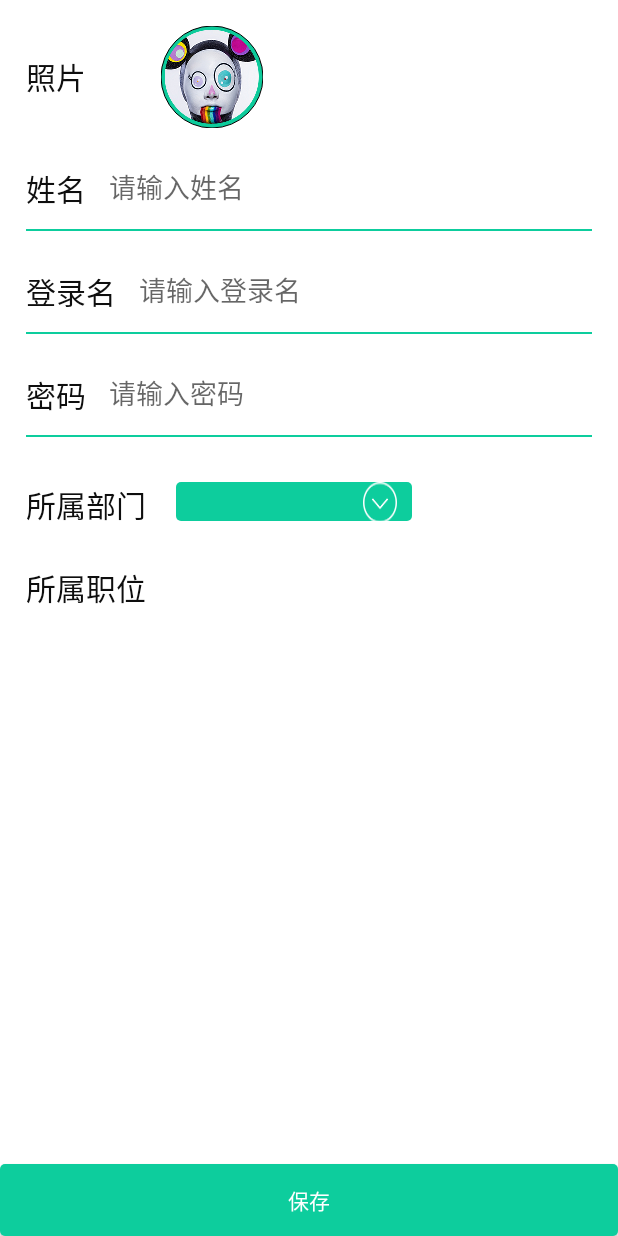
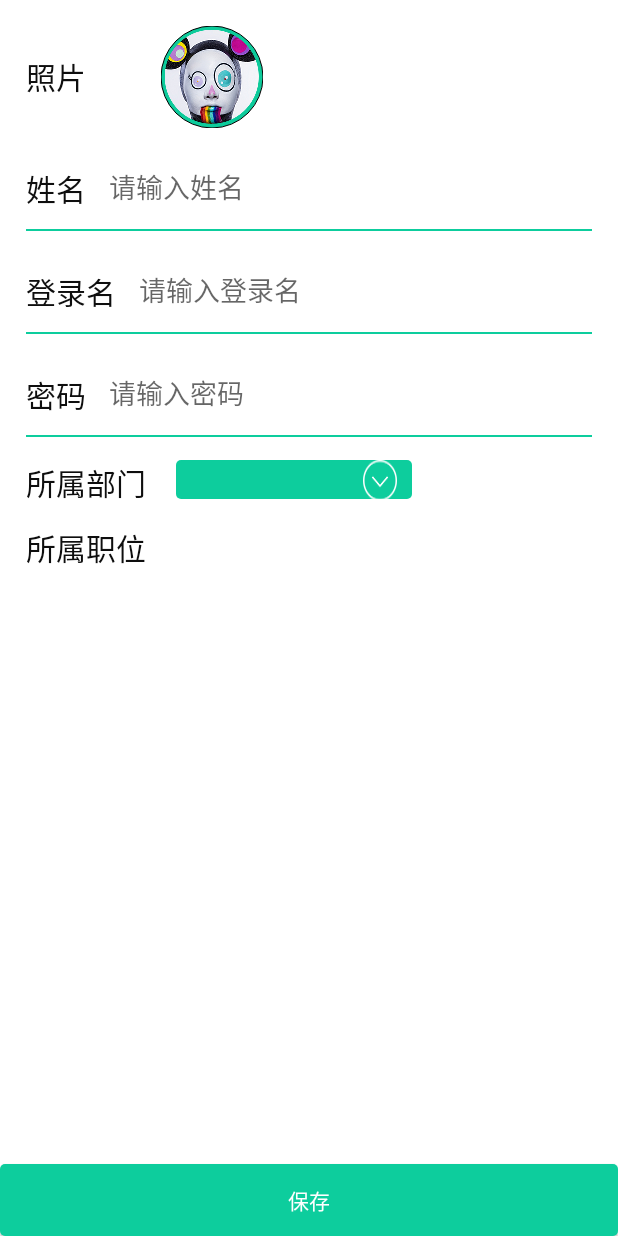
Before and after one commit to JokerStive/DynamicLayout, an Android app: the layout fragment_add_staff.xml on its own in the app's theme, with its tools: preview values and no code run, on a phone screen of 412 x 824 dp. Run offline under Robolectric (Android 15) with nearby library versions, the phone set to English and light mode, and no system bars.

```diff
--- a/app/src/main/java/com/lilun/passionlife/cloudplatform/ui/fragment/AddRoleFragment.java
+++ b/app/src/main/java/com/lilun/passionlife/cloudplatform/ui/fragment/AddRoleFragment.java
@@ -143,8 +143,13 @@ public class AddRoleFragment extends BaseFunctionFragment{
             }
 
         }
+        //如果没有选择权限就直接返回
+        rootActivity.backStack();
     }
 
+    /**
+    *勾选了哪些权限
+    */
     private List<Integer> getChoiseAuthrovity(List<Integer> choiseAuthrisIndex) {
         for(int i=0;i<adapter.mCBFlag.size();i++){
             if (adapter.mCBFlag.get(i)){
--- a/app/src/main/java/com/lilun/passionlife/cloudplatform/ui/fragment/EditOrganizationFragment.java
+++ b/app/src/main/java/com/lilun/passionlife/cloudplatform/ui/fragment/EditOrganizationFragment.java
@@ -147,7 +147,7 @@ public class EditOrganizationFragment extends BaseFunctionFragment implements Ex
 
                     });
                 }
-            }
+            }rootActivity.backStack();
         }else{
             //如果本来就没有部门，并且没有新增
             rootActivity.backStack();
@@ -155,7 +155,7 @@ public class EditOrganizationFragment extends BaseFunctionFragment implements Ex
     }
     private void then() {
         if (dex==alreadyAddDepartments.size()-1){
-
+            rootActivity.backStack();
             ToastHelper.get(mCx).showShort(mCx.getString(R.string.put_department_success));
             return;
         }
--- a/app/src/main/java/com/lilun/passionlife/cloudplatform/ui/fragment/OrganizatonListFragment.java
+++ b/app/src/main/java/com/lilun/passionlife/cloudplatform/ui/fragment/OrganizatonListFragment.java
@@ -85,6 +85,7 @@ public class OrganizatonListFragment extends BaseFunctionFragment implements Bas
 
     @Subscribe
     public void onEditClick(Event.EditClickEvent event){
+        //TODO 检查当前用户有咩有删除组织机构的权限
         setEdText(adapter);
     }
 
--- a/app/src/main/java/com/lilun/passionlife/cloudplatform/ui/fragment/RoleListFragmentCopy.java
+++ b/app/src/main/java/com/lilun/passionlife/cloudplatform/ui/fragment/RoleListFragmentCopy.java
@@ -94,6 +94,7 @@ public class RoleListFragmentCopy extends BaseFunctionFragment implements BaseMo
                 @Override
                 public void on_Next(Object integer) {
                     roles.remove(position);
+                    CacheUtils.putCache(Constants.cacheKey_role,roles);
                     adapter.notifyDataSetChanged();
                     ToastHelper.get(mCx).showShort(mCx.getString(R.string.delete_orgRole_success));
                 }
--- a/app/src/main/res/layout/fragment_add_staff.xml
+++ b/app/src/main/res/layout/fragment_add_staff.xml
@@ -3,9 +3,11 @@
     xmlns:app="http://schemas.android.com/apk/res-auto"
     android:layout_width="match_parent"
     android:layout_height="match_parent"
-    android:background="@color/default_white"
-    >
+    android:background="@color/default_white">
 
+    <ScrollView
+        android:layout_width="match_parent"
+        android:layout_height="match_parent">
 
         <LinearLayout
             android:layout_width="match_parent"
@@ -59,10 +61,11 @@
                 app:reg_hint="@string/staff_name_eet3"
                 app:reg_title="@string/staff_password" />
 
+
             <RelativeLayout
                 android:layout_width="match_parent"
                 android:layout_height="wrap_content"
-            android:layout_marginTop="30dp"
+                android:layout_marginTop="15dp"
                 android:gravity="center_vertical">
 
                 <TextView
@@ -78,14 +81,37 @@
                     android:layout_marginRight="120dp"
                     android:layout_toRightOf="@id/tv_dep" />
 
+                <ScrollView
+                    android:layout_width="wrap_content"
+                    android:layout_height="wrap_content"
+                    android:layout_below="@id/belong_dept"
+                    android:layout_marginTop="6dp">
+
+                    <LinearLayout
+                        android:layout_width="match_parent"
+
+                        android:layout_height="wrap_content"
+                        android:orientation="horizontal">
+
                         <TextView
                             android:id="@+id/tv_role"
                             style="@style/def_textview"
                             android:layout_below="@id/tv_dep"
-                android:layout_marginTop="25dp"
+                            android:layout_marginTop="10dp"
                             android:text="@string/belong_role" />
 
-            <ListView
+                        <com.lilun.passionlife.cloudplatform.custom_view.XListView
+                            android:layout_marginLeft="18dp"
+                            android:layout_marginTop="7dp"
+                            android:id="@+id/lv_role"
+                            android:layout_width="wrap_content"
+                            android:layout_height="wrap_content"
+
+                            android:orientation="vertical"></com.lilun.passionlife.cloudplatform.custom_view.XListView>
+                    </LinearLayout>
+
+                </ScrollView>
+                <!-- <ListView
                      android:id="@+id/lv_role"
                      android:layout_width="wrap_content"
                      android:layout_height="wrap_content"
@@ -94,14 +120,13 @@
                      android:layout_below="@id/belong_dept"
                      android:divider="@null"
                      android:listSelector="@android:color/transparent"
-                android:scrollbars="none">
+                     android:scrollbars="none">-->
 
-            </ListView>
 
             </RelativeLayout>
 
         </LinearLayout>
-
+    </ScrollView>
 
 
     <Button
@@ -110,4 +135,6 @@
         android:layout_width="match_parent"
         android:layout_alignParentBottom="true"
         android:text="@string/save" />
+
+
 </RelativeLayout>
```
Also changed, not shown: app/src/main/java/com/lilun/passionlife/cloudplatform/custom_view/XListView.java (added, +38 -0 lines), app/src/main/java/com/lilun/passionlife/cloudplatform/ui/fragment/AddStaffFragment.java (+7 -2 lines), app/src/main/java/com/lilun/passionlife/cloudplatform/utils/UIUtils.java (added, +30 -0 lines), app/src/main/res/mipmap-xxhdpi/ic_launcher.png. Lines whose indentation alone changed are shown as unchanged.
